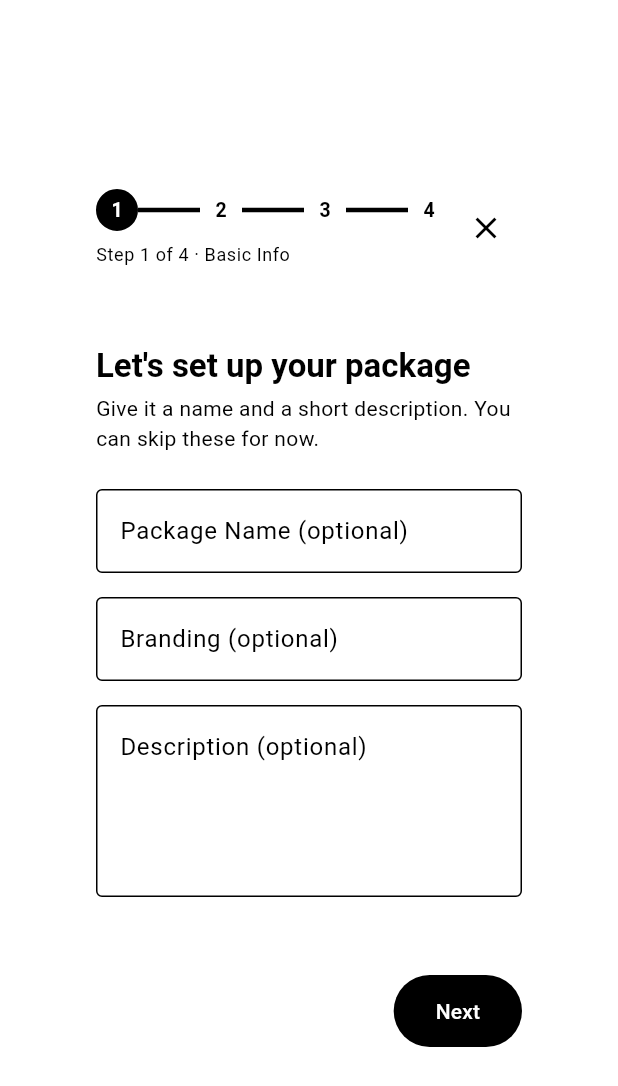
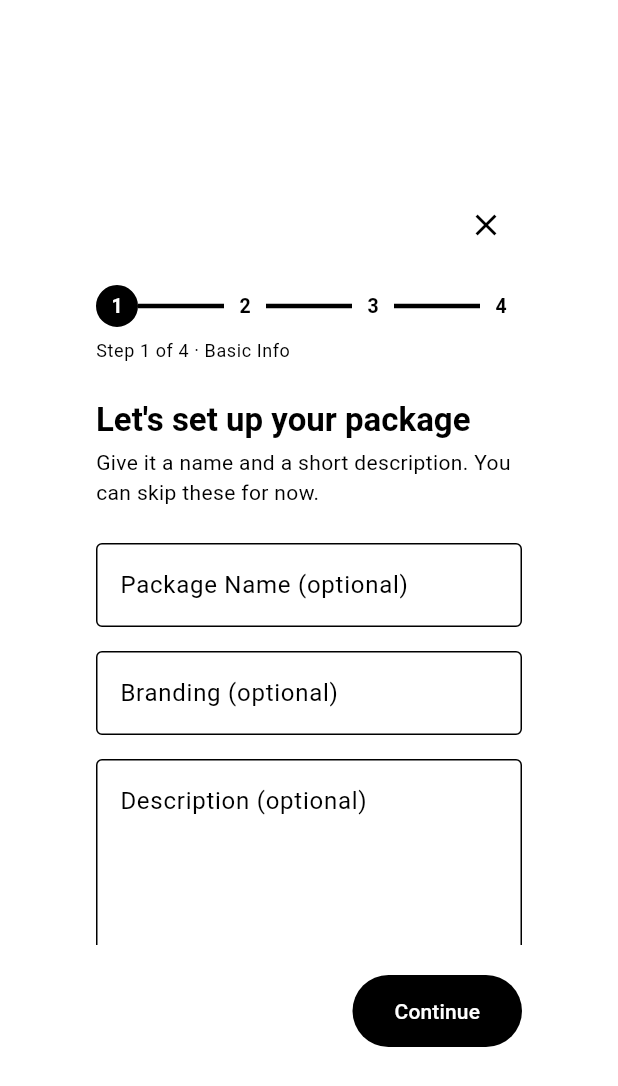
Before and after one commit to Tristaaaaan/pitik, a Flutter app: the CreatePackageDialog widget shown alone on an empty page, opened directly, on a phone screen of 412 x 824 dp. Shown: the top 1086 px of the screen. Run offline on Flutter 3.47's test engine with Material 3 defaults, Android fonts, the phone set to English and light mode, and no system bars; our stand-ins replace equatable, flutter_bloc, fpdart, freezed_annotation, go_router, loading_animation_widget and 1 more; missing offline and left inert: window_manager; accounts and stored records are empty.

Commit message:
feature: create package dialog

```diff
--- a/lib/main_development.dart
+++ b/lib/main_development.dart
@@ -2,13 +2,13 @@ import 'dart:io';
 
 import 'package:flutter/material.dart';
 import 'package:flutter_bloc/flutter_bloc.dart';
-import 'package:pitik/src/features/package/presentation/cubit/create_package_cubit.dart';
 import 'package:window_manager/window_manager.dart';
 
 import 'src/config/config.dart';
 import 'src/config/config_enum.dart';
 import 'src/core/route/app_routes.dart';
 import 'src/core/theme/themes.dart';
+import 'src/features/package/presentation/cubit/create_package_cubit.dart';
 import 'src/features/package/presentation/widget/regular_button_cubit.dart';
 
 void main() async {
--- a/lib/src/features/package/presentation/widget/create_package/create_package_dialog.dart
+++ b/lib/src/features/package/presentation/widget/create_package/create_package_dialog.dart
@@ -1,5 +1,6 @@
 import 'package:flutter/material.dart';
 import 'package:flutter_bloc/flutter_bloc.dart';
+import 'package:pitik/src/core/design/design_tokens.dart';
 
 import '../../../entities/package_entity.dart';
 import '../../cubit/create_package_cubit.dart';
@@ -41,11 +42,8 @@ class CreatePackageDialog extends StatelessWidget {
                 crossAxisAlignment: CrossAxisAlignment.stretch,
                 children: [
                   Row(
-                    mainAxisAlignment: MainAxisAlignment.spaceBetween,
+                    mainAxisAlignment: MainAxisAlignment.end,
                     children: [
-                      Expanded(
-                        child: StepProgressIndicator(currentStep: state.step),
-                      ),
                       IconButton(
                         icon: const Icon(Icons.close),
                         onPressed: () => Navigator.of(context).pop(),
@@ -53,7 +51,9 @@ class CreatePackageDialog extends StatelessWidget {
                       ),
                     ],
                   ),
-                  const SizedBox(height: 20),
+                  SizedBox(height: AppSpacing.md),
+                  StepProgressIndicator(currentStep: state.step),
+                  const SizedBox(height: AppSpacing.md),
                   Expanded(
                     child: AnimatedSwitcher(
                       duration: const Duration(milliseconds: 200),
@@ -85,7 +85,7 @@ class CreatePackageDialog extends StatelessWidget {
                         ),
                         onPressed: () => _onPrimaryAction(context, state),
                         child: Text(
-                          state.isLastStep ? 'Create Package' : 'Next',
+                          state.isLastStep ? 'Create Package' : 'Continue',
                         ),
                       ),
                     ],
```
Also changed, not shown: 2 other files.
